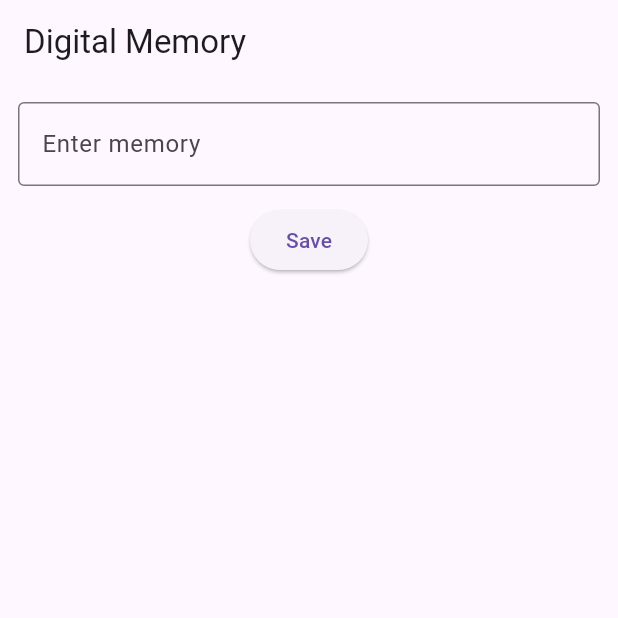
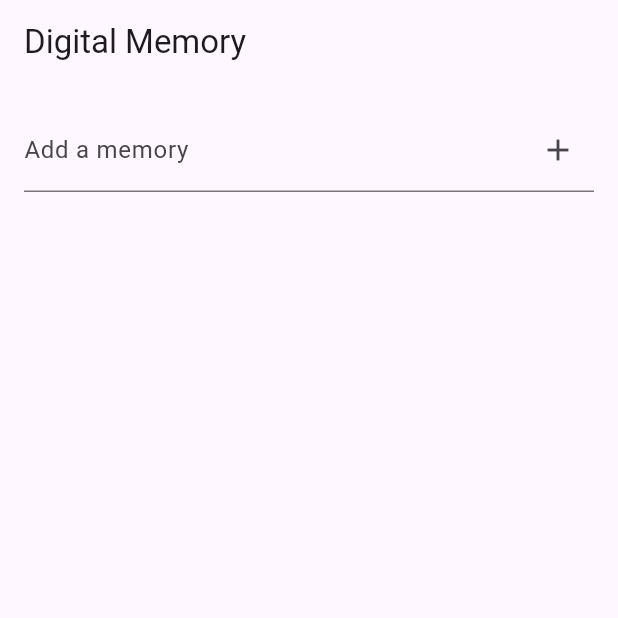
Before and after one commit to Mikle9966-ship-it/digital-memory, a Flutter app: the screen it shows after launch, on a phone screen of 412 x 824 dp, the top half of it. Run offline on Flutter 3.47's test engine with Material 3 defaults, Android fonts, the phone set to English and light mode, and no system bars.

Commit message:
Add files via upload

```diff
--- a/lib/main.dart
+++ b/lib/main.dart
@@ -1,6 +1,4 @@
-
 import 'package:flutter/material.dart';
-import 'package:shared_preferences/shared_preferences.dart';
 
 void main() {
   runApp(DigitalMemoryApp());
@@ -11,7 +9,7 @@ class DigitalMemoryApp extends StatelessWidget {
   Widget build(BuildContext context) {
     return MaterialApp(
       title: 'Digital Memory',
-      theme: ThemeData(primarySwatch: Colors.deepPurple),
+      theme: ThemeData(primarySwatch: Colors.indigo),
       home: MemoryHomePage(),
     );
   }
@@ -23,62 +21,51 @@ class MemoryHomePage extends StatefulWidget {
 }
 
 class _MemoryHomePageState extends State<MemoryHomePage> {
-  List<String> _memories = [];
-  TextEditingController _controller = TextEditingController();
+  final List<String> _memories = [];
+  final TextEditingController _controller = TextEditingController();
 
-  @override
-  void initState() {
-    super.initState();
-    _loadMemories();
-  }
-
-  Future<void> _loadMemories() async {
-    final prefs = await SharedPreferences.getInstance();
-    setState(() {
-      _memories = prefs.getStringList('memories') ?? [];
-    });
-  }
-
-  Future<void> _addMemory() async {
-    final text = _controller.text;
-    if (text.isEmpty) return;
-
+  void _addMemory() {
+    final text = _controller.text.trim();
+    if (text.isNotEmpty) {
       setState(() {
         _memories.add(text);
         _controller.clear();
       });
-
-    final prefs = await SharedPreferences.getInstance();
-    prefs.setStringList('memories', _memories);
+    }
   }
 
   @override
   Widget build(BuildContext context) {
     return Scaffold(
       appBar: AppBar(title: Text('Digital Memory')),
-      body: Column(
+      body: Padding(
+        padding: const EdgeInsets.all(16.0),
+        child: Column(
           children: [
-          Padding(
-            padding: EdgeInsets.all(12.0),
-            child: TextField(
+            TextField(
               controller: _controller,
               decoration: InputDecoration(
-                labelText: 'Enter memory',
-                border: OutlineInputBorder(),
+                labelText: 'Add a memory',
+                suffixIcon: IconButton(
+                  icon: Icon(Icons.add),
+                  onPressed: _addMemory,
                 ),
               ),
+              onSubmitted: (_) => _addMemory(),
             ),
-          ElevatedButton(onPressed: _addMemory, child: Text('Save')),
+            SizedBox(height: 20),
             Expanded(
               child: ListView.builder(
                 itemCount: _memories.length,
-              itemBuilder: (context, index) {
-                return ListTile(title: Text(_memories[index]));
-              },
+                itemBuilder: (context, index) => ListTile(
+                  leading: Icon(Icons.memory),
+                  title: Text(_memories[index]),
+                ),
               ),
             ),
           ],
         ),
+      ),
     );
   }
 }
```
Also changed, not shown: pubspec.yaml (+5 -4 lines), 1 other file. Lines whose indentation alone changed are shown as unchanged.
